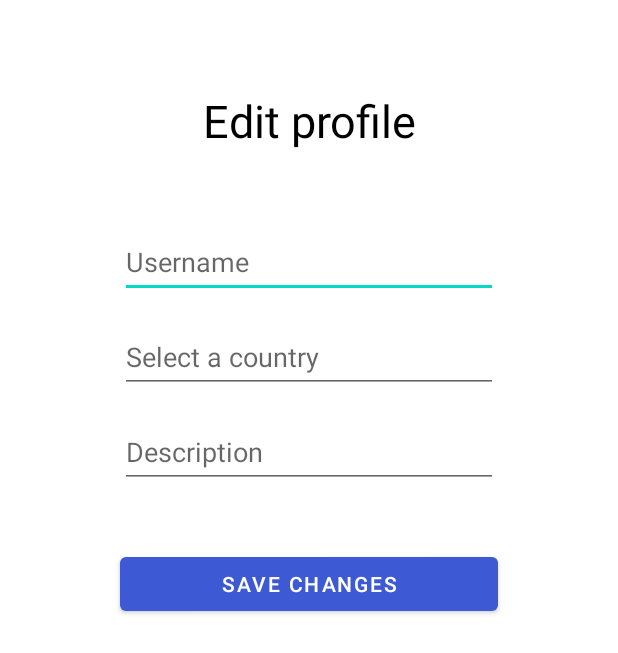
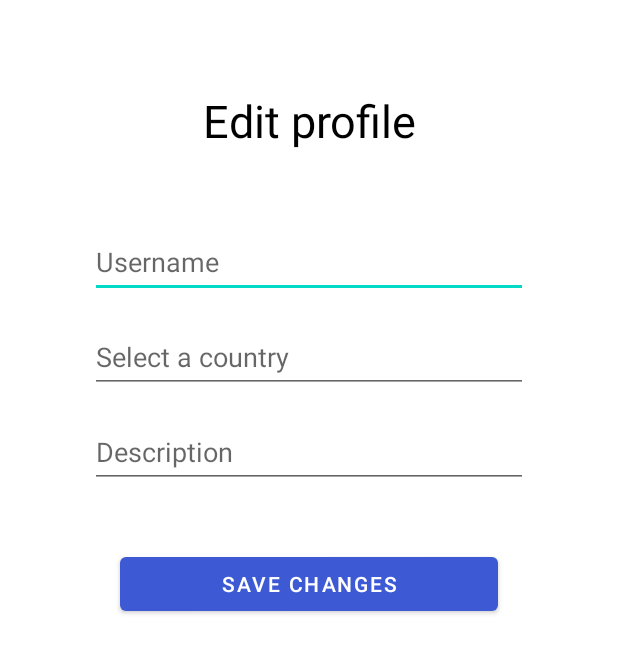
Before and after one commit to ESanchez-729/Proyecto_TFG, an Android app: the layout activity_editprofile.xml on its own in the app's theme, with its tools: preview values and no code run, on a phone screen of 412 x 824 dp. Shown: the top 653 px of the screen. Run offline under Robolectric (Android 15) with nearby library versions, the phone set to English and light mode, and no system bars.

```diff
--- a/app/src/main/res/layout/activity_editprofile.xml
+++ b/app/src/main/res/layout/activity_editprofile.xml
@@ -20,9 +20,9 @@
         android:layout_height="wrap_content"
         android:layout_below="@+id/editProfile_title"
         android:layout_centerHorizontal="true"
-        android:layout_marginStart="80dp"
+        android:layout_marginStart="60dp"
         android:layout_marginTop="50dp"
-        android:layout_marginEnd="80dp"
+        android:layout_marginEnd="60dp"
         android:hint="@string/username_login"
         android:maxLines="1"
         android:maxLength="15"
@@ -36,9 +36,9 @@
         android:layout_height="wrap_content"
         android:layout_below="@+id/editProfile_username"
         android:layout_centerHorizontal="true"
-        android:layout_marginStart="80dp"
+        android:layout_marginStart="60dp"
         android:layout_marginTop="15dp"
-        android:layout_marginEnd="80dp"
+        android:layout_marginEnd="60dp"
         android:hint="@string/country_label"
         android:maxLines="1"
         android:importantForAutofill="no"
@@ -51,9 +51,9 @@
         android:layout_height="wrap_content"
         android:layout_below="@+id/editProfile_country"
         android:layout_centerHorizontal="true"
-        android:layout_marginStart="80dp"
+        android:layout_marginStart="60dp"
         android:layout_marginTop="15dp"
-        android:layout_marginEnd="80dp"
+        android:layout_marginEnd="60dp"
         android:hint="@string/description"
         android:importantForAutofill="no"
         android:inputType="textMultiLine"
@@ -69,6 +69,7 @@
         android:layout_centerHorizontal="true"
         android:layout_marginStart="80dp"
         android:layout_marginTop="40dp"
+        android:layout_marginBottom="50dp"
         android:layout_marginEnd="80dp" />
 
 </RelativeLayout>
```
